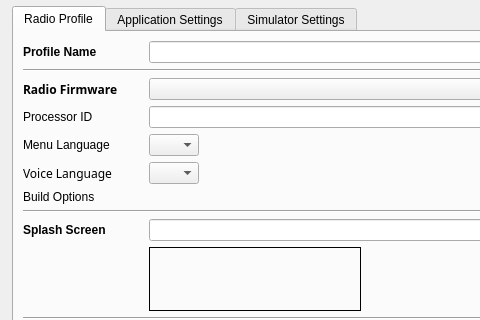
Above: companion/src/apppreferencesdialog.ui from opentx/opentx before the change; both pictures show x 0 to 480 and y 0 to 320 of the 685 by 818 pixel window. Below: the same form after it.
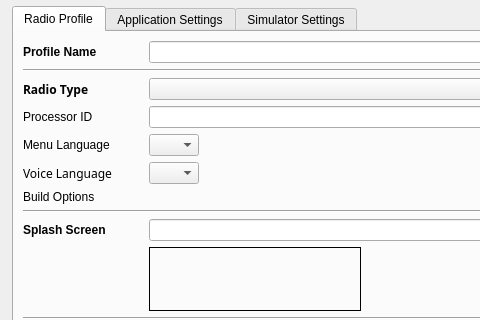
That is the form after the change.

What changed in the file:
```diff
--- a/companion/src/apppreferencesdialog.ui
+++ b/companion/src/apppreferencesdialog.ui
@@ -547,7 +547,7 @@
           </font>
          </property>
          <property name="text">
-          <string>Radio Firmware</string>
+          <string>Radio Type</string>
          </property>
          <property name="alignment">
           <set>Qt::AlignLeading|Qt::AlignLeft|Qt::AlignVCenter</set>
```
Left out of the diff: 4 changed lines with no effect on the pictures.
